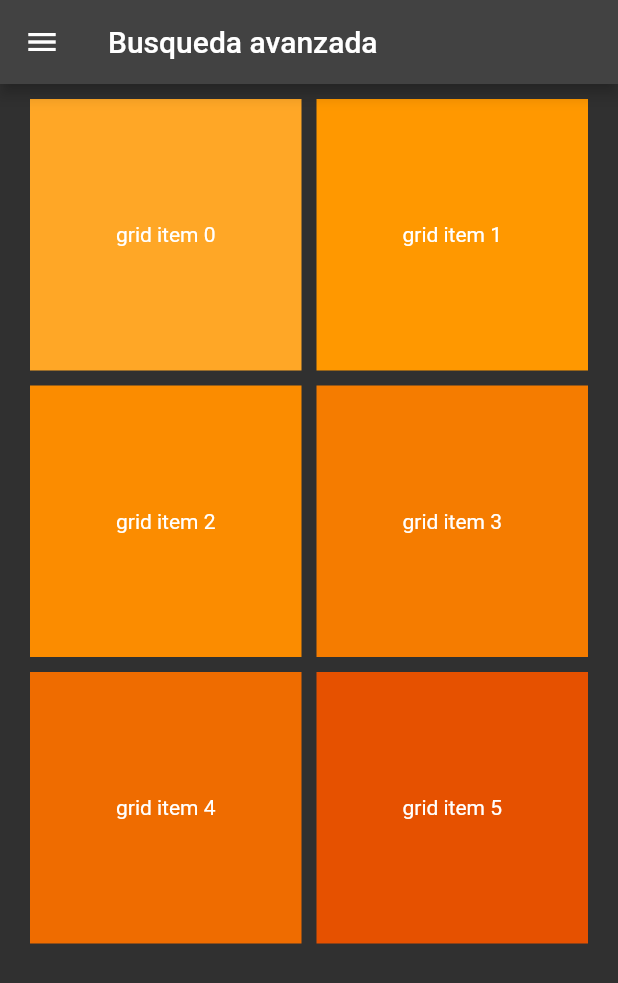
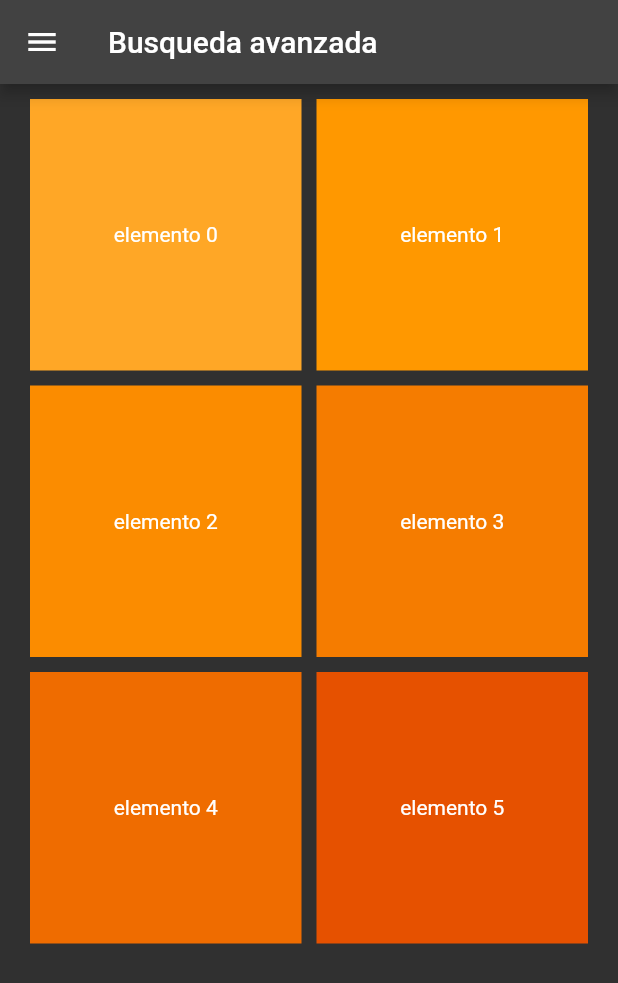
Before and after one commit to CLVM99/Selecta, a Flutter app: the Avanzado screen opened by its route, on a phone screen of 412 x 824 dp. Shown: the top 983 px of the screen. Run offline on Flutter 3.47's test engine with Material 2 defaults, Android fonts, the phone set to English and light mode, and no system bars; missing offline and left inert: decorated_icon.

Commit message:
29Nov2021

```diff
--- a/selectav1/lib/pages/avanzado.dart
+++ b/selectav1/lib/pages/avanzado.dart
@@ -32,7 +32,7 @@ Widget scrollAv() {
             return Container(
               alignment: Alignment.center,
               color: Colors.orange[400 + (index * 100)],
-              child: Text('grid item $index'),
+              child: Text('elemento $index'),
             );
           },
           childCount: 6,
```
